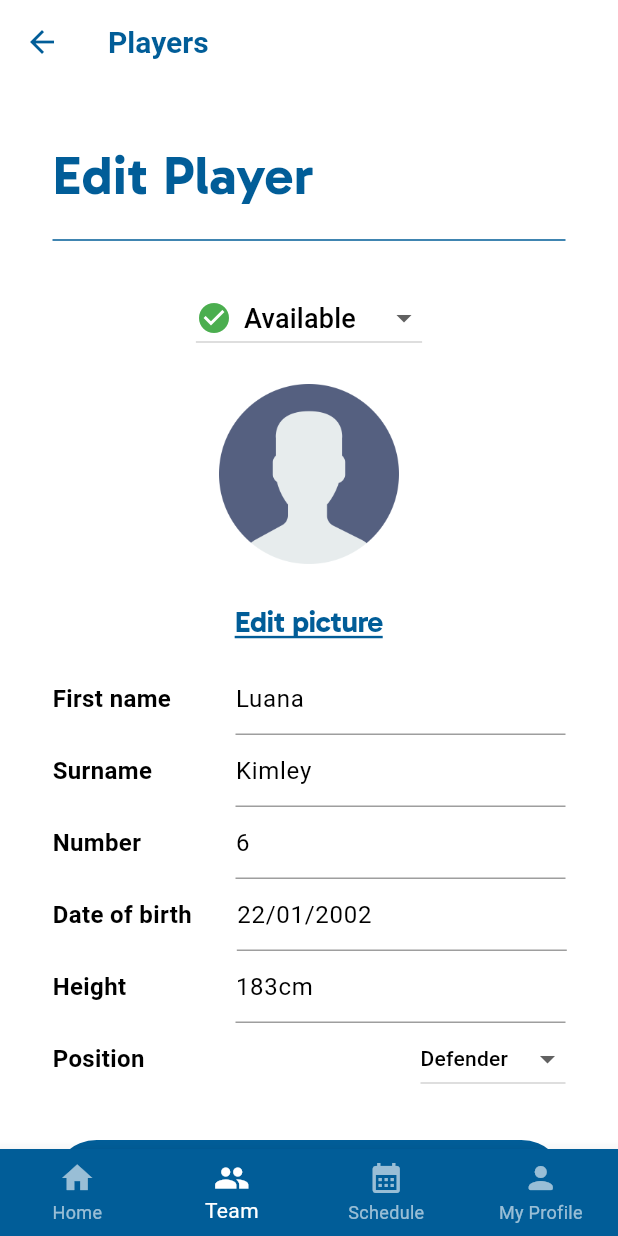
After one commit to nfield0/PlayMetrix, a Flutter app: the EditPlayerProfileScreen screen opened directly, on a phone screen of 412 x 824 dp. The commit adds this screen. Run offline on Flutter 3.47's test engine with Material 3 defaults, Android fonts, the phone set to English and light mode, and no system bars; our stand-ins replace syncfusion_flutter_calendar.

Commit message:
:sparkles: Develop structure of player profile set up screen

```diff
--- /dev/null
+++ b/Frontend/lib/screens/player/edit_player_profile_screen.dart
@@ -0,0 +1,123 @@
+import 'package:flutter/cupertino.dart';
+import 'package:flutter/material.dart';
+import 'package:play_metrix/constants.dart';
+import 'package:play_metrix/screens/player/player_profile_screen.dart';
+import 'package:play_metrix/screens/widgets/bottom_navbar.dart';
+import 'package:play_metrix/screens/widgets/buttons.dart';
+import 'package:play_metrix/screens/widgets/common_widgets.dart';
+
+class EditPlayerProfileScreen extends StatefulWidget {
+  const EditPlayerProfileScreen({Key? key}) : super(key: key);
+
+  @override
+  _EditPlayerProfileScreenState createState() =>
+      _EditPlayerProfileScreenState();
+}
+
+class _EditPlayerProfileScreenState extends State<EditPlayerProfileScreen> {
+  @override
+  Widget build(BuildContext context) {
+    return Scaffold(
+        appBar: AppBar(
+          title: appBarTitlePreviousPage("Players"),
+          iconTheme: const IconThemeData(
+            color: AppColours.darkBlue, //change your color here
+          ),
+          elevation: 0,
+          backgroundColor: Colors.transparent,
+        ),
+        body: SingleChildScrollView(
+            child: Container(
+                padding: const EdgeInsets.all(35),
+                child: Column(
+                    crossAxisAlignment: CrossAxisAlignment.start,
+                    children: [
+                      const Text('Edit Player',
+                          style: TextStyle(
+                            color: AppColours.darkBlue,
+                            fontFamily: AppFonts.gabarito,
+                            fontSize: 36.0,
+                            fontWeight: FontWeight.w700,
+                          )),
+                      const SizedBox(height: 10),
+                      divider(),
+                      const SizedBox(
+                        height: 20,
+                      ),
+                      Form(
+                        child: Column(
+                            crossAxisAlignment: CrossAxisAlignment.start,
+                            children: [
+                              Center(
+                                child: _availabilityDropdown(),
+                              ),
+                              const SizedBox(height: 20),
+                              Center(
+                                  child: Column(children: [
+                                Image.asset(
+                                  "lib/assets/icons/profile_placeholder.png",
+                                  width: 120,
+                                ),
+                                const SizedBox(height: 10),
+                                underlineButtonTransparent(
+                                    "Edit picture", () {}),
+                              ])),
+                              formFieldBottomBorder("First name", "Luana"),
+                              formFieldBottomBorder("Surname", "Kimley"),
+                              formFieldBottomBorder("Number", "6"),
+                              formFieldBottomBorder(
+                                  "Date of birth", "22/01/2002"),
+                              formFieldBottomBorder("Height", "183cm"),
+                              dropdownWithDivider(
+                                  "Position",
+                                  "Defender",
+                                  [
+                                    "Forward",
+                                    "Midfielder",
+                                    "Defender",
+                                    "Goalkeeper"
+                                  ],
+                                  (p0) {}),
+                              const SizedBox(height: 30),
+                              bigButton("Save Changes", () {})
+                            ]),
+                      )
+                    ]))),
+        bottomNavigationBar: managerBottomNavBar(context, 1));
+  }
+}
+
+Widget _availabilityDropdown() {
+  List<AvailabilityData> availability = [
+    AvailabilityData(AvailabilityStatus.Available, "Available",
+        Icons.check_circle, AppColours.green),
+    AvailabilityData(AvailabilityStatus.Limited, "Limited", Icons.warning,
+        AppColours.yellow),
+    AvailabilityData(AvailabilityStatus.Unavailable, "Unavailable",
+        Icons.cancel, AppColours.red)
+  ];
+
+  return DropdownButton<AvailabilityData>(
+    value: availability[0],
+    items: availability.map((AvailabilityData item) {
+      return DropdownMenuItem<AvailabilityData>(
+        value: item,
+        child: Row(
+          children: [
+            Icon(item.icon, color: item.color),
+            const SizedBox(width: 8),
+            Text(
+              item.message,
+              style: const TextStyle(
+                fontSize: 18,
+              ),
+            ),
+          ],
+        ),
+      );
+    }).toList(),
+    onChanged: (selectedItem) {
+      // Handle the selected item here
+    },
+  );
+}
--- a/Frontend/lib/screens/player/player_profile_screen.dart
+++ b/Frontend/lib/screens/player/player_profile_screen.dart
@@ -1,7 +1,7 @@
 import 'package:flutter/cupertino.dart';
 import 'package:flutter/material.dart';
 import 'package:play_metrix/constants.dart';
-import 'package:play_metrix/screens/player/edit_player_screen.dart';
+import 'package:play_metrix/screens/player/edit_player_profile_screen.dart';
 import 'package:play_metrix/screens/team/team_profile_screen.dart';
 import 'package:play_metrix/screens/widgets/bottom_navbar.dart';
 import 'package:play_metrix/screens/widgets/buttons.dart';
@@ -55,7 +55,8 @@ class _PlayerProfileScreenState extends State<PlayerProfileScreen> {
                     Navigator.push(
                       context,
                       MaterialPageRoute(
-                          builder: (context) => const EditPlayerScreen()),
+                          builder: (context) =>
+                              const EditPlayerProfileScreen()),
                     );
                   })
                 ],
--- a/Frontend/lib/screens/player/edit_player_screen.dart
+++ b/Frontend/lib/screens/player/player_profile_set_up_screen.dart
@@ -1,19 +1,21 @@
 import 'package:flutter/cupertino.dart';
 import 'package:flutter/material.dart';
 import 'package:play_metrix/constants.dart';
+import 'package:play_metrix/screens/home_screen.dart';
 import 'package:play_metrix/screens/player/player_profile_screen.dart';
 import 'package:play_metrix/screens/widgets/bottom_navbar.dart';
 import 'package:play_metrix/screens/widgets/buttons.dart';
 import 'package:play_metrix/screens/widgets/common_widgets.dart';
 
-class EditPlayerScreen extends StatefulWidget {
-  const EditPlayerScreen({Key? key}) : super(key: key);
+class PlayerProfileSetUpScreen extends StatefulWidget {
+  const PlayerProfileSetUpScreen({Key? key}) : super(key: key);
 
   @override
-  _EditPlayerScreenState createState() => _EditPlayerScreenState();
+  _PlayerProfileSetUpScreenState createState() =>
+      _PlayerProfileSetUpScreenState();
 }
 
-class _EditPlayerScreenState extends State<EditPlayerScreen> {
+class _PlayerProfileSetUpScreenState extends State<PlayerProfileSetUpScreen> {
   @override
   Widget build(BuildContext context) {
     return Scaffold(
@@ -31,7 +33,7 @@ class _EditPlayerScreenState extends State<EditPlayerScreen> {
                 child: Column(
                     crossAxisAlignment: CrossAxisAlignment.start,
                     children: [
-                      const Text('Edit Player',
+                      const Text('Profile Set Up',
                           style: TextStyle(
                             color: AppColours.darkBlue,
                             fontFamily: AppFonts.gabarito,
@@ -48,10 +50,6 @@ class _EditPlayerScreenState extends State<EditPlayerScreen> {
                             crossAxisAlignment: CrossAxisAlignment.start,
                             children: [
                               Center(
-                                child: _availabilityDropdown(),
-                              ),
-                              const SizedBox(height: 20),
-                              Center(
                                   child: Column(children: [
                                 Image.asset(
                                   "lib/assets/icons/profile_placeholder.png",
@@ -61,8 +59,6 @@ class _EditPlayerScreenState extends State<EditPlayerScreen> {
                                 underlineButtonTransparent(
                                     "Edit picture", () {}),
                               ])),
-                              formFieldBottomBorder("First name", "Luana"),
-                              formFieldBottomBorder("Surname", "Kimley"),
                               formFieldBottomBorder("Number", "6"),
                               formFieldBottomBorder(
                                   "Date of birth", "22/01/2002"),
@@ -78,7 +74,13 @@ class _EditPlayerScreenState extends State<EditPlayerScreen> {
                                   ],
                                   (p0) {}),
                               const SizedBox(height: 30),
-                              bigButton("Save Changes", () {})
+                              bigButton("Save Changes", () {
+                                Navigator.push(
+                                    context,
+                                    MaterialPageRoute(
+                                        builder: (context) =>
+                                            const HomeScreen()));
+                              })
                             ]),
                       )
                     ]))),
```
